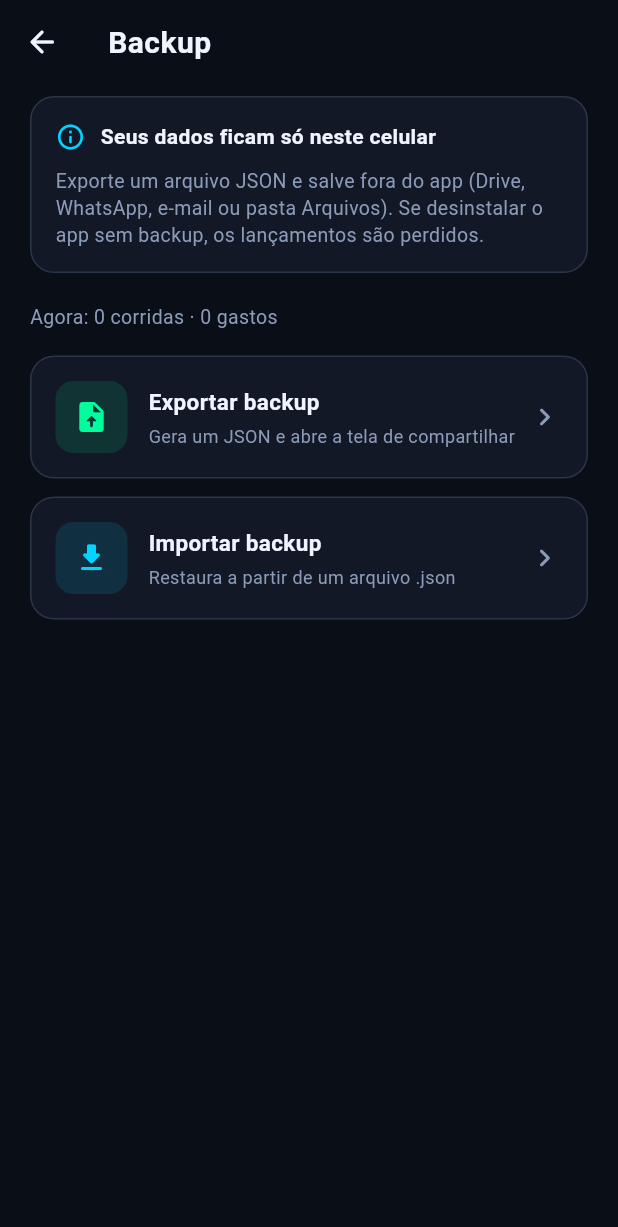
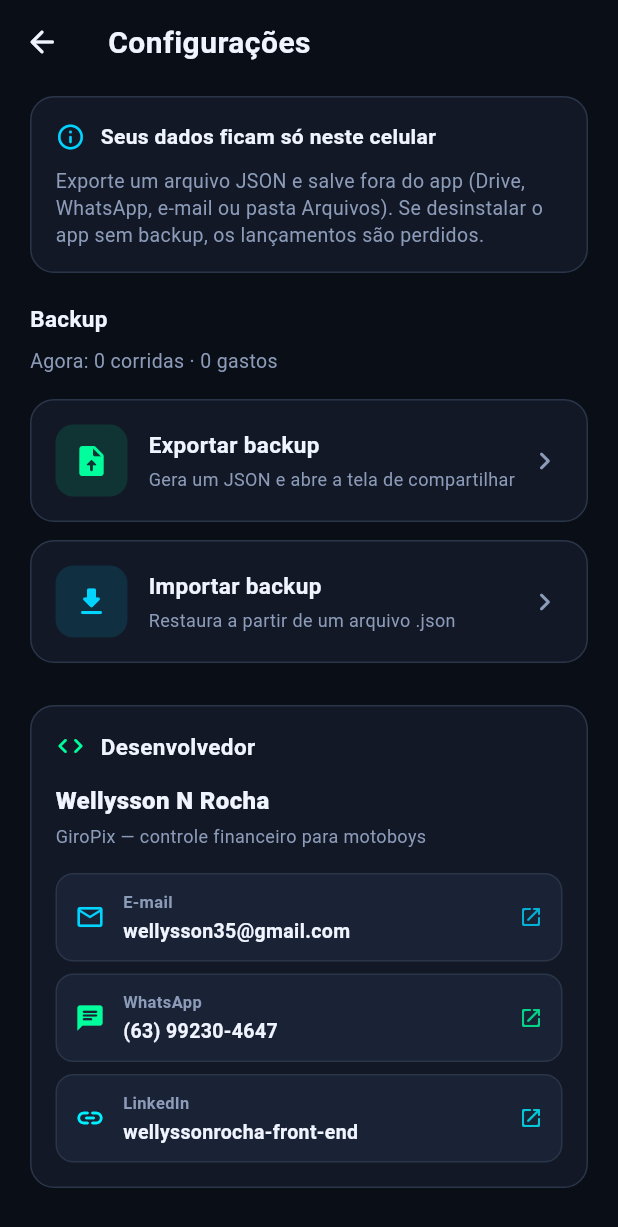
Before and after one commit to Werisu/GiroPix, a Flutter app: the screen it shows after launch, after a tap on the "settings" icon, on a phone screen of 412 x 824 dp. Shown: the top 1227 px of the screen. Run offline on Flutter 3.47's test engine with Material 3 defaults, Android fonts, the phone set to English and light mode, and no system bars; our stand-ins replace file_picker, fl_chart, hive, hive_flutter, share_plus; accounts and stored records are empty.

Commit message:
Update dependencies and add developer information card
- Added `url_launcher` dependency and updated related packages in `pubspec.lock`.
- Introduced `DeveloperCard` widget to display developer contact information in the app.
- Updated `BackupScreen` to include the `DeveloperCard`.
- Modified `AndroidManifest.xml` to handle additional URL schemes.
- Adjusted `gradle.properties` for Kotlin incremental compilation settings.
- Changed the title of the backup screen to 'Configurações' for consistency.

```diff
--- /dev/null
+++ b/lib/core/constants/developer_info.dart
@@ -0,0 +1,12 @@
+/// Informações do desenvolvedor exibidas no app.
+abstract final class DeveloperInfo {
+  static const String name = 'Wellysson N Rocha';
+  static const String email = 'wellysson35@gmail.com';
+  static const String whatsappDisplay = '(63) 99230-4647';
+  static const String whatsappNumber = '5563992304647';
+  static const String linkedInUrl =
+      'https://www.linkedin.com/in/wellyssonrocha-front-end';
+
+  static const String emailUri = 'mailto:$email';
+  static const String whatsappUri = 'https://wa.me/$whatsappNumber';
+}
--- /dev/null
+++ b/lib/core/widgets/developer_card.dart
@@ -0,0 +1,192 @@
+import 'package:flutter/material.dart';
+import 'package:flutter/services.dart';
+import 'package:url_launcher/url_launcher.dart';
+
+import '../constants/developer_info.dart';
+import '../theme/app_theme.dart';
+
+class DeveloperCard extends StatelessWidget {
+  const DeveloperCard({super.key});
+
+  Future<void> _open(BuildContext context, String url) async {
+    final uri = Uri.parse(url);
+    try {
+      final ok = await launchUrl(uri, mode: LaunchMode.externalApplication);
+      if (!ok && context.mounted) {
+        ScaffoldMessenger.of(context).showSnackBar(
+          const SnackBar(content: Text('Não foi possível abrir o link.')),
+        );
+      }
+    } catch (_) {
+      if (context.mounted) {
+        ScaffoldMessenger.of(context).showSnackBar(
+          const SnackBar(content: Text('Não foi possível abrir o link.')),
+        );
+      }
+    }
+  }
+
+  Future<void> _copy(BuildContext context, String value, String label) async {
+    await Clipboard.setData(ClipboardData(text: value));
+    if (context.mounted) {
+      ScaffoldMessenger.of(context).showSnackBar(
+        SnackBar(content: Text('$label copiado.')),
+      );
+    }
+  }
+
+  @override
+  Widget build(BuildContext context) {
+    return Container(
+      width: double.infinity,
+      padding: const EdgeInsets.all(16),
+      decoration: BoxDecoration(
+        color: AppColors.surface,
+        borderRadius: BorderRadius.circular(16),
+        border: Border.all(color: AppColors.border),
+      ),
+      child: Column(
+        crossAxisAlignment: CrossAxisAlignment.start,
+        children: [
+          const Row(
+            children: [
+              Icon(
+                Icons.code_rounded,
+                color: AppColors.neonGreen,
+                size: 20,
+              ),
+              SizedBox(width: 10),
+              Text(
+                'Desenvolvedor',
+                style: TextStyle(
+                  fontWeight: FontWeight.w700,
+                  fontSize: 15,
+                ),
+              ),
+            ],
+          ),
+          const SizedBox(height: 14),
+          Text(
+            DeveloperInfo.name,
+            style: const TextStyle(
+              fontSize: 16,
+              fontWeight: FontWeight.w800,
+              color: AppColors.textPrimary,
+            ),
+          ),
+          const SizedBox(height: 4),
+          const Text(
+            'GiroPix — controle financeiro para motoboys',
+            style: TextStyle(
+              color: AppColors.textSecondary,
+              fontSize: 12,
+            ),
+          ),
+          const SizedBox(height: 16),
+          _ContactTile(
+            icon: Icons.email_outlined,
+            label: 'E-mail',
+            value: DeveloperInfo.email,
+            accent: AppColors.neonBlue,
+            onTap: () => _open(context, DeveloperInfo.emailUri),
+            onLongPress: () =>
+                _copy(context, DeveloperInfo.email, 'E-mail'),
+          ),
+          const SizedBox(height: 8),
+          _ContactTile(
+            icon: Icons.chat_rounded,
+            label: 'WhatsApp',
+            value: DeveloperInfo.whatsappDisplay,
+            accent: AppColors.neonGreen,
+            onTap: () => _open(context, DeveloperInfo.whatsappUri),
+            onLongPress: () =>
+                _copy(context, DeveloperInfo.whatsappDisplay, 'WhatsApp'),
+          ),
+          const SizedBox(height: 8),
+          _ContactTile(
+            icon: Icons.link_rounded,
+            label: 'LinkedIn',
+            value: 'wellyssonrocha-front-end',
+            accent: AppColors.neonCyan,
+            onTap: () => _open(context, DeveloperInfo.linkedInUrl),
+            onLongPress: () =>
+                _copy(context, DeveloperInfo.linkedInUrl, 'LinkedIn'),
+          ),
+        ],
+      ),
+    );
+  }
+}
+
+class _ContactTile extends StatelessWidget {
+  const _ContactTile({
+    required this.icon,
+    required this.label,
+    required this.value,
+    required this.accent,
+    required this.onTap,
+    required this.onLongPress,
+  });
+
+  final IconData icon;
+  final String label;
+  final String value;
+  final Color accent;
+  final VoidCallback onTap;
+  final VoidCallback onLongPress;
+
+  @override
+  Widget build(BuildContext context) {
+    return Material(
+      color: Colors.transparent,
+      child: InkWell(
+        onTap: onTap,
+        onLongPress: onLongPress,
+        borderRadius: BorderRadius.circular(12),
+        child: Container(
+          padding: const EdgeInsets.symmetric(horizontal: 12, vertical: 10),
+          decoration: BoxDecoration(
+            color: AppColors.surfaceLight,
+            borderRadius: BorderRadius.circular(12),
+            border: Border.all(color: AppColors.border),
+          ),
+          child: Row(
+            children: [
+              Icon(icon, color: accent, size: 20),
+              const SizedBox(width: 12),
+              Expanded(
+                child: Column(
+                  crossAxisAlignment: CrossAxisAlignment.start,
+                  children: [
+                    Text(
+                      label,
+                      style: const TextStyle(
+                        color: AppColors.textSecondary,
+                        fontSize: 11,
+                        fontWeight: FontWeight.w600,
+                      ),
+                    ),
+                    const SizedBox(height: 2),
+                    Text(
+                      value,
+                      style: const TextStyle(
+                        color: AppColors.textPrimary,
+                        fontSize: 13,
+                        fontWeight: FontWeight.w600,
+                      ),
+                    ),
+                  ],
+                ),
+              ),
+              Icon(
+                Icons.open_in_new_rounded,
+                size: 16,
+                color: accent.withValues(alpha: 0.8),
+              ),
+            ],
+          ),
+        ),
+      ),
+    );
+  }
+}
--- a/lib/features/backup/backup_screen.dart
+++ b/lib/features/backup/backup_screen.dart
@@ -6,6 +6,7 @@ import 'package:provider/provider.dart';
 import 'package:share_plus/share_plus.dart';
 
 import '../../core/theme/app_theme.dart';
+import '../../core/widgets/developer_card.dart';
 import '../../data/services/backup_service.dart';
 import '../../providers/finance_provider.dart';
 
@@ -251,7 +252,7 @@ class _BackupScreenState extends State<BackupScreen> {
 
     return Scaffold(
       appBar: AppBar(
-        title: const Text('Backup'),
+        title: const Text('Configurações'),
         leading: IconButton(
           icon: const Icon(Icons.arrow_back_rounded),
           onPressed: _busy ? null : () => Navigator.pop(context),
@@ -306,6 +307,15 @@ class _BackupScreenState extends State<BackupScreen> {
                 ),
               ),
               const SizedBox(height: 20),
+              const Text(
+                'Backup',
+                style: TextStyle(
+                  fontSize: 15,
+                  fontWeight: FontWeight.w700,
+                  color: AppColors.textPrimary,
+                ),
+              ),
+              const SizedBox(height: 8),
               Text(
                 'Agora: ${finance.corridas.length} corridas · '
                 '${finance.gastos.length} gastos',
@@ -330,6 +340,8 @@ class _BackupScreenState extends State<BackupScreen> {
                 accent: AppColors.neonBlue,
                 onTap: _busy ? null : _importar,
               ),
+              const SizedBox(height: 28),
+              const DeveloperCard(),
             ],
           ),
           if (_busy)
--- a/lib/features/dashboard/dashboard_screen.dart
+++ b/lib/features/dashboard/dashboard_screen.dart
@@ -78,7 +78,7 @@ class DashboardScreen extends StatelessWidget {
                             ),
                           ),
                           IconButton(
-                            tooltip: 'Backup',
+                            tooltip: 'Configurações',
                             onPressed: () {
                               Navigator.of(context).push(
                                 MaterialPageRoute<void>(
--- a/pubspec.yaml
+++ b/pubspec.yaml
@@ -21,6 +21,7 @@ dependencies:
   path_provider: ^2.1.5
   share_plus: ^11.0.0
   file_picker: ^10.1.9
+  url_launcher: ^6.3.2
 
 dev_dependencies:
   flutter_test:
```
Also changed, not shown: pubspec.lock, 2 other files.
